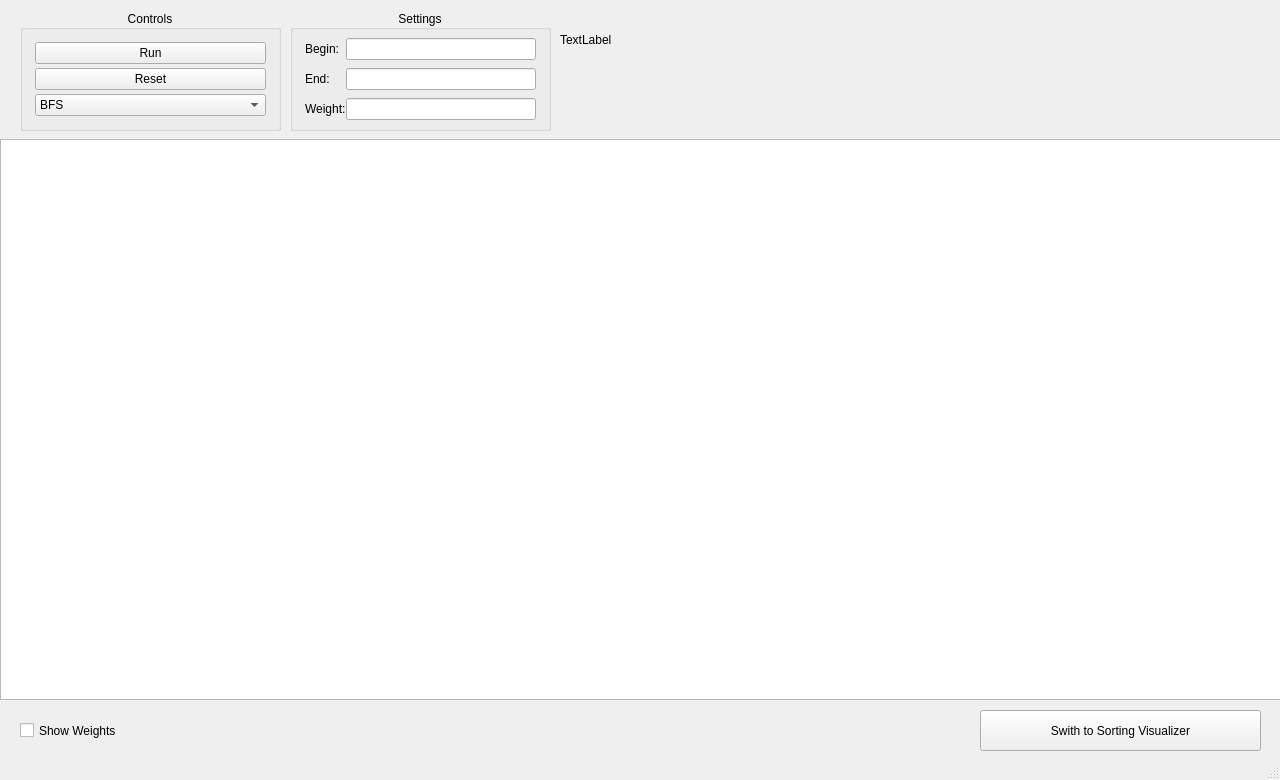
Before: the Qt Designer form secondwindow.ui in adamt-eng/sorting-visualizer, drawn with Qt 5.
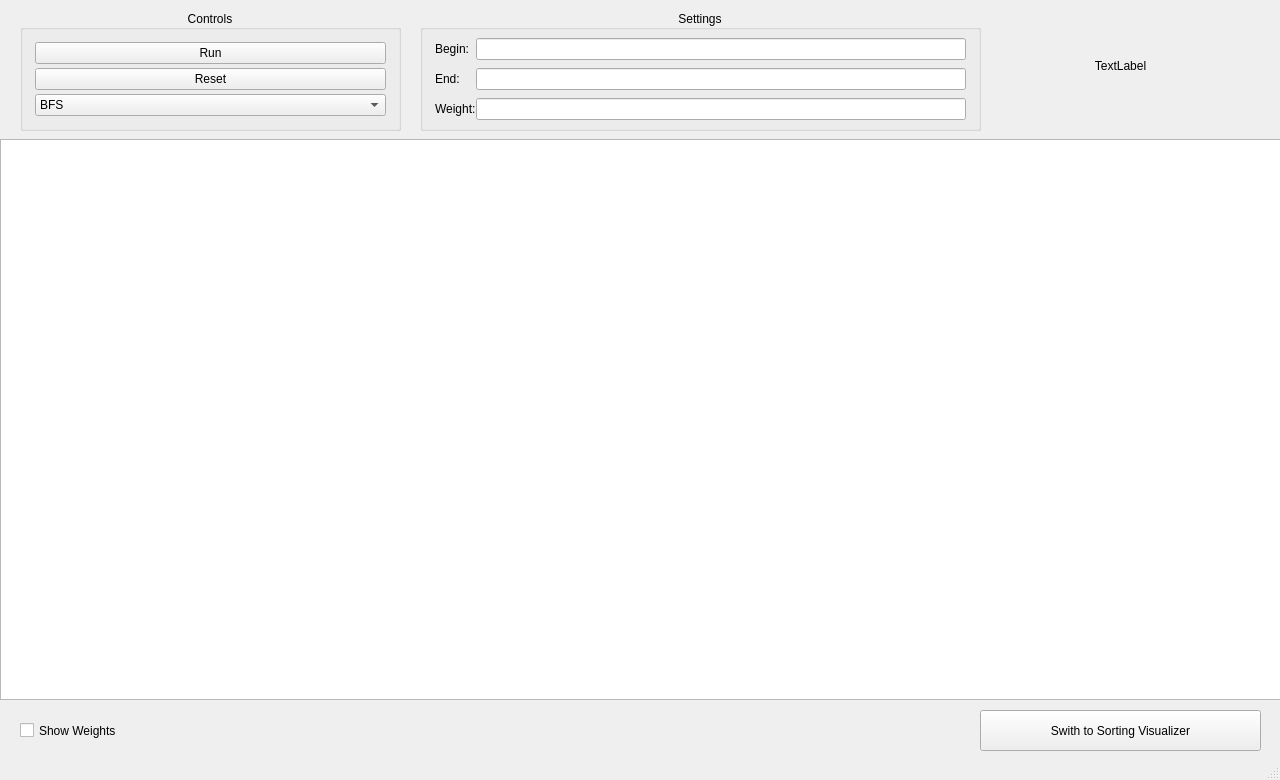
After: the same form once the commit is applied. Icons and pictures are not drawn.

What changed in the file:
```diff
--- a/secondwindow.ui
+++ b/secondwindow.ui
@@ -57,15 +57,18 @@
    <widget class="QLabel" name="messageUpdate">
     <property name="geometry">
      <rect>
-      <x>560</x>
-      <y>30</y>
-      <width>481</width>
-      <height>20</height>
+      <x>1000</x>
+      <y>10</y>
+      <width>241</width>
+      <height>111</height>
      </rect>
     </property>
     <property name="text">
      <string>TextLabel</string>
     </property>
+    <property name="alignment">
+     <set>Qt::AlignmentFlag::AlignCenter</set>
+    </property>
    </widget>
    <widget class="QCheckBox" name="weightVisibilityCheckbox">
     <property name="geometry">
@@ -85,7 +88,7 @@
      <rect>
       <x>20</x>
       <y>10</y>
-      <width>261</width>
+      <width>381</width>
       <height>121</height>
      </rect>
     </property>
@@ -165,9 +168,9 @@
    <widget class="QGroupBox" name="groupBox_2">
     <property name="geometry">
      <rect>
-      <x>290</x>
+      <x>420</x>
       <y>10</y>
-      <width>261</width>
+      <width>561</width>
       <height>121</height>
      </rect>
     </property>
```
Left out of the diff: 6 changed lines with no effect on the pictures.
